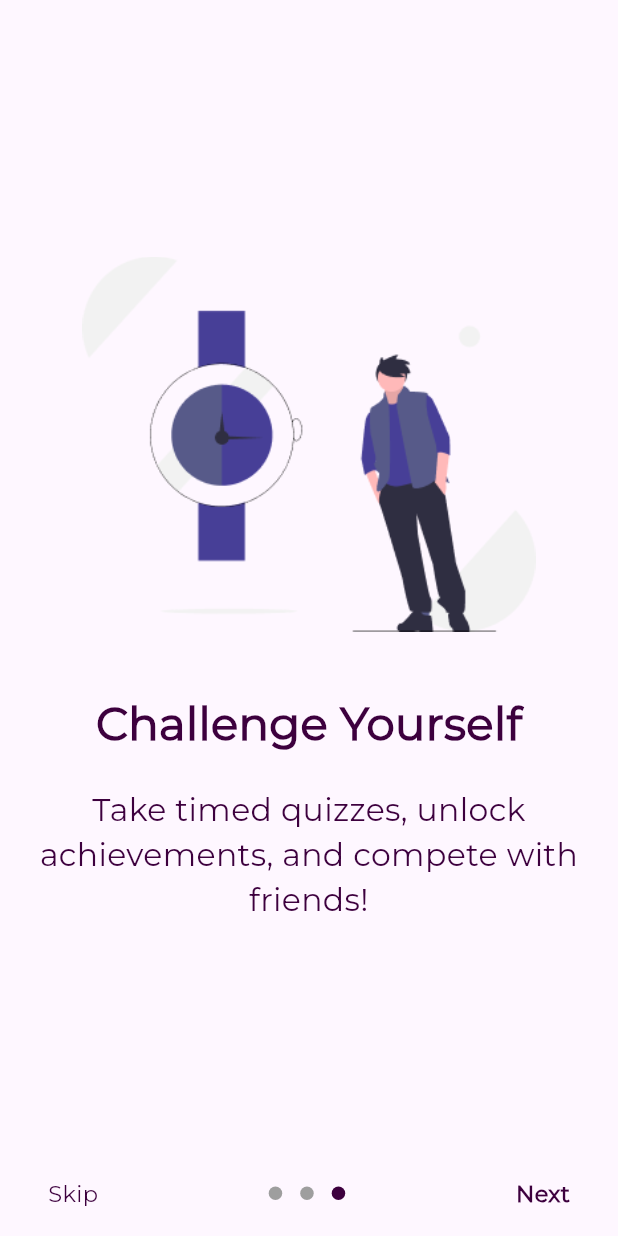
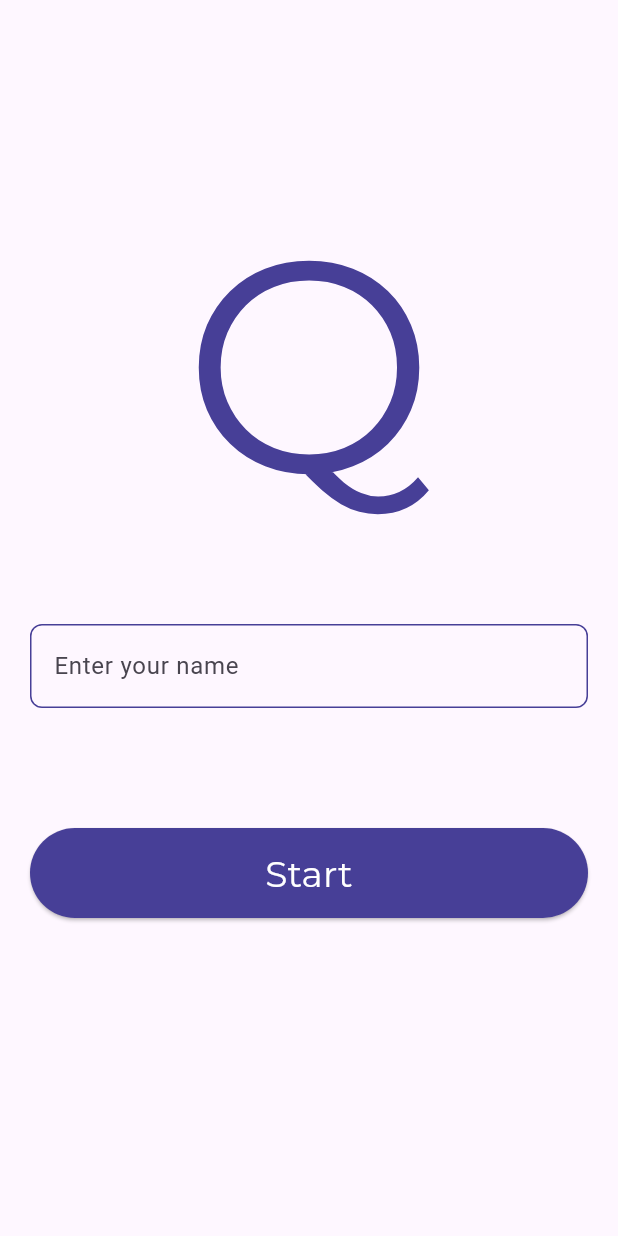
Before and after one commit to Omnia-Waleed-Mohamed/quiz-app, a Flutter app: the OnBoardingScreen screen opened directly, after a tap on "Skip", on a phone screen of 412 x 824 dp. Run offline on Flutter 3.47's test engine with Material 3 defaults, Android fonts, the phone set to English and light mode, and no system bars; drawn by our look-alikes of dots_indicator.

Commit message:
Login Screen

```diff
--- /dev/null
+++ b/lib/views/loginScreen.dart
@@ -0,0 +1,77 @@
+
+import 'package:flutter/material.dart';
+
+class LoginScreen extends StatelessWidget {
+  const LoginScreen({super.key});
+
+  @override
+  Widget build(BuildContext context) {
+    return Scaffold(
+      body: SafeArea(
+        child: SingleChildScrollView( // ده بيمنع الـ overflow مع الكيبورد
+          child: Padding(
+            padding: const EdgeInsets.only(top: 100),
+            child: Column(
+              crossAxisAlignment: CrossAxisAlignment.center,
+              children: [
+                Center(
+                  child: Text(
+                    "Q",
+                    style: TextStyle(
+                      fontFamily: "Montserrat",
+                      fontSize: 200,
+                      fontWeight: FontWeight.w400,
+                      color: Color(0xff473F97),
+                    ),
+                  ),
+                ),
+                const SizedBox(height: 30),
+                const Padding(
+                  padding: EdgeInsets.symmetric(horizontal: 20.0),
+                  child: TextField(
+                    decoration: InputDecoration(
+                      hintText: 'Enter your name',
+                      contentPadding: EdgeInsets.symmetric(vertical: 16, horizontal: 12),
+                      enabledBorder: OutlineInputBorder(
+                        borderSide: BorderSide(color: Color(0xFF473F97), width: 1),
+                        borderRadius: BorderRadius.all(Radius.circular(8)),
+                      ),
+                      focusedBorder: OutlineInputBorder(
+                        borderSide: BorderSide(color: Color(0xFF473F97), width: 2),
+                        borderRadius: BorderRadius.all(Radius.circular(8)),
+                      ),
+                    ),
+                  ),
+                ),
+                const SizedBox(height: 80),
+                Padding( // ✅ تم حذف const من هنا
+                  padding: const EdgeInsets.symmetric(horizontal: 20.0),
+                  child: SizedBox(
+                    height: 60,
+                    width: double.infinity,
+                    child: ElevatedButton(
+                      onPressed: () {},
+                      style: ElevatedButton.styleFrom(
+                        backgroundColor: const Color(0xFF473F97),
+                      ),
+                      child: const Text(
+                        "Start",
+                        style: TextStyle(
+                          fontFamily: "Montserrat",
+                          fontSize: 24,
+                          fontWeight: FontWeight.w400,
+                          color: Color(0xffFFFFFF),
+                        ),
+                      ),
+                    ),
+                  ),
+                ),
+                const SizedBox(height: 30), // عشان لو في مساحة فاضية تحته
+              ],
+            ),
+          ),
+        ),
+      ),
+    );
+  }
+}
--- a/lib/views/onBoardingScreen.dart
+++ b/lib/views/onBoardingScreen.dart
@@ -1,6 +1,6 @@
-
 import 'package:flutter/material.dart';
 import 'package:quiz_app/models/onBoardingModel.dart';
+import 'package:quiz_app/views/loginScreen.dart';
 import 'package:quiz_app/widget/bottomNavigation.dart';
 import 'package:quiz_app/widget/onBoarding_pages.dart';
 
@@ -15,6 +15,7 @@ class OnBoardingScreen extends StatefulWidget {
 class _OnBoardingScreenState extends State<OnBoardingScreen> {
   final PageController _controller = PageController();
   double currentIndexPage = 0;
+
   final List<OnBoardingModel> pages = [
     OnBoardingModel(
       "assets/image/onboarding1.png",
@@ -33,7 +34,6 @@ final List<OnBoardingModel> pages = [
     ),
   ];
 
-
   @override
   void initState() {
     super.initState();
@@ -48,6 +48,13 @@ final List<OnBoardingModel> pages = [
   void dispose() {
     _controller.dispose();
     super.dispose();
+  }
+
+  void goToLogin() {
+    Navigator.pushReplacement(
+      context,
+      MaterialPageRoute(builder: (_) => const LoginScreen()),
+    );
   }
 
   @override
@@ -66,11 +73,11 @@ final List<OnBoardingModel> pages = [
               duration: const Duration(milliseconds: 300),
               curve: Curves.easeIn,
             );
+          } else {
+            goToLogin();
           }
         },
-        onSkip: () {
-          _controller.jumpToPage(pages.length - 1);
-        },
+        onSkip: goToLogin,
       ),
     );
   }
```
Lines whose indentation alone changed are shown as unchanged.
